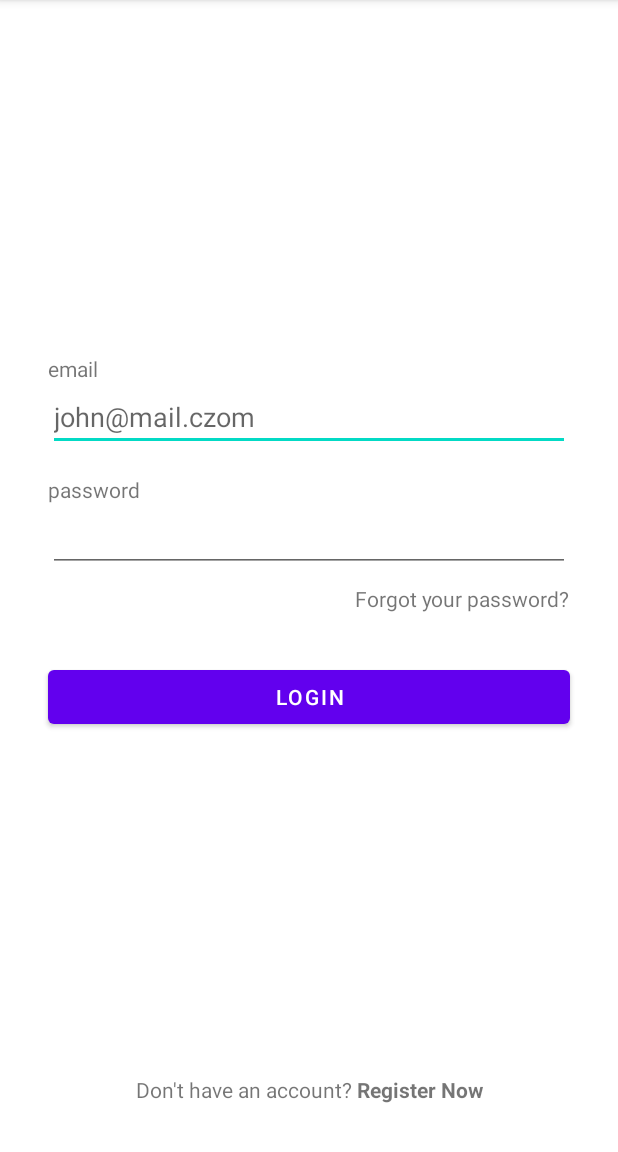
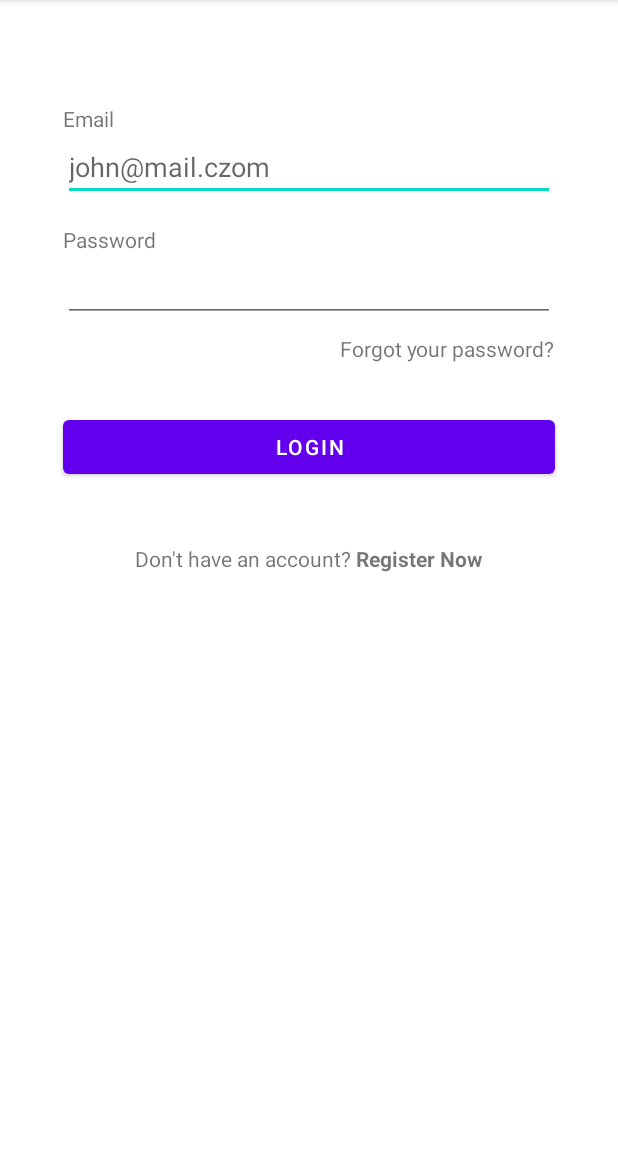
Before and after one commit to rsangar23/LoginApp_MVVM, an Android app: the screen it shows after launch (MainActivity), on a phone screen of 412 x 824 dp, the part 84-1236 px from its top. Run offline under Robolectric (Android 15) with nearby library versions, the phone set to English and light mode, and no system bars; our stand-ins replace data binding.

Commit message:
design changes commited

```diff
--- a/app/src/main/AndroidManifest.xml
+++ b/app/src/main/AndroidManifest.xml
@@ -1,6 +1,8 @@
 <?xml version="1.0" encoding="utf-8"?>
 <manifest xmlns:android="http://schemas.android.com/apk/res/android"
     package="com.example.loginapp_mvvm">
+
+    <uses-permission android:name="android.permission.INTERNET"/>
 
     <application
         android:allowBackup="true"
--- a/app/src/main/java/com/example/loginapp_mvvm/MainActivity.java
+++ b/app/src/main/java/com/example/loginapp_mvvm/MainActivity.java
@@ -11,6 +11,8 @@ import android.widget.Toast;
 import com.example.loginapp_mvvm.databinding.ActivityMainBinding;
 import com.example.loginapp_mvvm.viewmodel.LoginViewModel;
 
+//https://github.com/rsangar23/LoginApp_MVVM - git
+
 public class MainActivity extends AppCompatActivity {
 
     private ActivityMainBinding binding;
@@ -19,7 +21,6 @@ public class MainActivity extends AppCompatActivity {
     @Override
     protected void onCreate(Bundle savedInstanceState) {
         super.onCreate(savedInstanceState);
-//        setContentView(R.layout.activity_main);
         binding = DataBindingUtil.setContentView(this, R.layout.activity_main);
         loginViewModel = new ViewModelProvider(this).get(LoginViewModel.class);
         binding.setMainActivity(this);
--- /dev/null
+++ b/app/src/main/java/com/example/loginapp_mvvm/network/APIClient.java
@@ -0,0 +1,29 @@
+package com.example.loginapp_mvvm.network;
+
+
+import okhttp3.OkHttpClient;
+import okhttp3.logging.HttpLoggingInterceptor;
+import retrofit2.Retrofit;
+import retrofit2.converter.gson.GsonConverterFactory;
+
+public class APIClient {
+
+    private static Retrofit retrofit = null;
+
+    public static Retrofit getClient() {
+
+        HttpLoggingInterceptor interceptor = new HttpLoggingInterceptor();
+        interceptor.setLevel(HttpLoggingInterceptor.Level.BODY);
+        OkHttpClient client = new OkHttpClient.Builder().addInterceptor(interceptor).build();
+
+        retrofit = new Retrofit.Builder()
+                .baseUrl("https://simplifiedcoding.tech/mywebapp/public/api/")
+                .addConverterFactory(GsonConverterFactory.create())
+                .client(client)
+                .build();
+
+
+        return retrofit;
+    }
+
+}
--- a/app/src/main/java/com/example/loginapp_mvvm/network/APIInterface.java
+++ b/app/src/main/java/com/example/loginapp_mvvm/network/APIInterface.java
@@ -10,7 +10,6 @@ import retrofit2.http.POST;
 
 public interface APIInterface {
 
-    @FormUrlEncoded
     @POST("auth/login")
     Call<LoginResponse> login(@Body UserModel userModel);
 
--- a/app/src/main/java/com/example/loginapp_mvvm/repository/UserRepository.java
+++ b/app/src/main/java/com/example/loginapp_mvvm/repository/UserRepository.java
@@ -4,6 +4,7 @@ import androidx.lifecycle.MutableLiveData;
 
 import com.example.loginapp_mvvm.model.LoginResponse;
 import com.example.loginapp_mvvm.model.UserModel;
+import com.example.loginapp_mvvm.network.APIClient;
 import com.example.loginapp_mvvm.network.APIInterface;
 
 import okhttp3.OkHttpClient;
@@ -22,16 +23,7 @@ public class UserRepository {
     public UserRepository() {
         loginResponseMutableLiveData = new MutableLiveData<>();
 
-        HttpLoggingInterceptor interceptor = new HttpLoggingInterceptor();
-        interceptor.setLevel(HttpLoggingInterceptor.Level.BODY);
-        OkHttpClient client = new OkHttpClient.Builder().addInterceptor(interceptor).build();
-
-        apiInterface = new Retrofit.Builder()
-                .baseUrl("https://simplifiedcoding.tech/mywebapp/public/api/")
-                .addConverterFactory(GsonConverterFactory.create())
-                .client(client)
-                .build()
-                .create(APIInterface.class);
+        apiInterface = APIClient.getClient().create(APIInterface.class);
 
     }
 
--- a/app/src/main/res/layout/activity_main.xml
+++ b/app/src/main/res/layout/activity_main.xml
@@ -15,21 +15,33 @@
             type="com.example.loginapp_mvvm.viewmodel.LoginViewModel" />
     </data>
 
-    <androidx.constraintlayout.widget.ConstraintLayout
+
+        <androidx.core.widget.NestedScrollView
+            android:layout_width="match_parent"
+            android:layout_height="match_parent">
+
+            <RelativeLayout
                 android:layout_width="match_parent"
                 android:layout_height="match_parent"
+                android:padding="10dp">
+
+                <androidx.constraintlayout.widget.ConstraintLayout
+                    android:id="@+id/main_div"
+                    android:layout_width="match_parent"
+                    android:layout_height="match_parent"
+                    android:layout_centerInParent="true"
                     >
 
-        <ImageView
-            android:id="@+id/imageView2"
-            android:layout_width="350dp"
-            android:layout_height="wrap_content"
-            android:layout_marginTop="128dp"
-            android:src="@drawable/ic_launcher_background"
-            android:visibility="invisible"
-            app:layout_constraintEnd_toEndOf="parent"
-            app:layout_constraintStart_toStartOf="parent"
-            app:layout_constraintTop_toTopOf="parent" />
+<!--                    <ImageView-->
+<!--                        android:id="@+id/imageView2"-->
+<!--                        android:layout_width="350dp"-->
+<!--                        android:layout_height="wrap_content"-->
+<!--                        android:layout_marginTop="128dp"-->
+<!--                        android:src="@drawable/ic_launcher_background"-->
+<!--                        android:visibility="invisible"-->
+<!--                        app:layout_constraintEnd_toEndOf="parent"-->
+<!--                        app:layout_constraintStart_toStartOf="parent"-->
+<!--                        app:layout_constraintTop_toTopOf="parent" />-->
 
                     <TextView
                         android:id="@+id/textView"
@@ -39,7 +51,7 @@
                         android:layout_marginLeft="32dp"
                         android:text="@string/email"
                         app:layout_constraintStart_toStartOf="parent"
-            app:layout_constraintTop_toBottomOf="@+id/imageView2" />
+                        tools:ignore="MissingConstraints" />
 
                     <EditText
                         android:id="@+id/editTextTextEmailAddress"
@@ -109,16 +121,6 @@
                         app:layout_constraintEnd_toEndOf="parent"
                         app:layout_constraintTop_toBottomOf="@+id/editTextTextPassword" />
 
-        <TextView
-            android:id="@+id/textViewRegisterNow"
-            android:layout_width="wrap_content"
-            android:layout_height="wrap_content"
-            android:layout_marginBottom="32dp"
-            android:text="@string/don_t_have_an_account_register_now"
-            app:layout_constraintBottom_toBottomOf="parent"
-            app:layout_constraintEnd_toEndOf="parent"
-            app:layout_constraintStart_toStartOf="parent" />
-
                     <ProgressBar
                         android:id="@+id/progressbar"
                         android:layout_width="wrap_content"
@@ -131,4 +133,19 @@
 
                 </androidx.constraintlayout.widget.ConstraintLayout>
 
+                <TextView
+                    android:id="@+id/textViewRegisterNow"
+                    android:layout_width="wrap_content"
+                    android:layout_height="wrap_content"
+                    android:layout_marginTop="100dp"
+                    android:layout_below="@+id/main_div"
+                    android:text="@string/don_t_have_an_account_register_now"
+                    android:layout_alignParentBottom="true"
+                    android:layout_centerHorizontal="true"/>
+
+            </RelativeLayout>
+
+        </androidx.core.widget.NestedScrollView>
+
+
 </layout>
--- a/app/src/main/res/values/strings.xml
+++ b/app/src/main/res/values/strings.xml
@@ -1,9 +1,9 @@
 <resources>
     <string name="app_name">LoginApp_MVVM</string>
     <string name="don_t_have_an_account_register_now">Don\'t have an account? <b>Register Now</b></string>
-    <string name="email">email</string>
+    <string name="email">Email</string>
     <string name="email_hint">john@mail.czom</string>
-    <string name="password">password</string>
+    <string name="password">Password</string>
     <string name="login">Login</string>
     <string name="forgot_your_password">Forgot your password?</string>
     <string name="register_now">Register Now</string>
```
Lines whose indentation alone changed are shown as unchanged.
